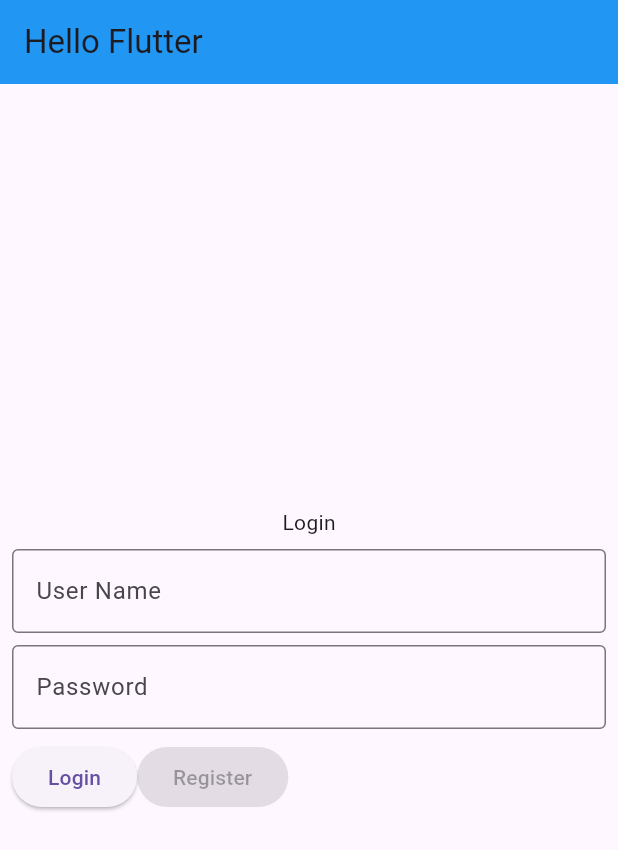
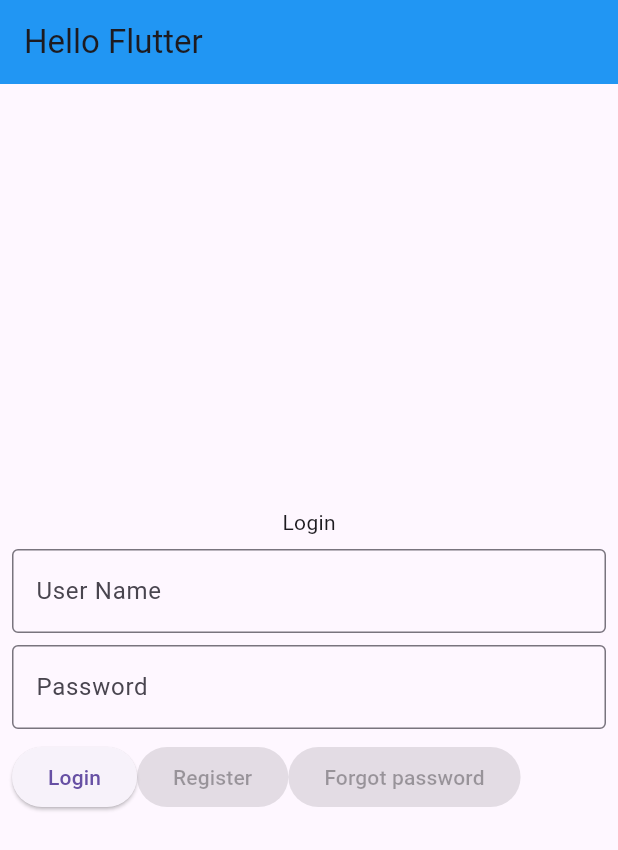
Before and after one commit to ahrongg/p2_vc_rong, a Flutter app: the screen it shows after launch, on a phone screen of 412 x 824 dp. Shown: the top 850 px of the screen. Run offline on Flutter 3.47's test engine with Material 3 defaults, Android fonts, the light colour scheme and no system bars.

Commit message:
Insert a reset password button.

```diff
--- a/lib/main.dart
+++ b/lib/main.dart
@@ -30,6 +30,7 @@
             mainAxisAlignment: MainAxisAlignment.center,
             spacing: 8.0,
             children: [
+              //New comment here
               const Text('Login'),
               const TextField(
                 keyboardType: TextInputType.name,
@@ -52,7 +53,10 @@
                   ),
                     const ElevatedButton(
                         onPressed: null,
-                        child: Text("Register"))]
+                        child: Text("Register")),
+                    const ElevatedButton(
+                        onPressed: null,
+                        child: Text("Forgot password"))]
               )
             ],
           ),
```
